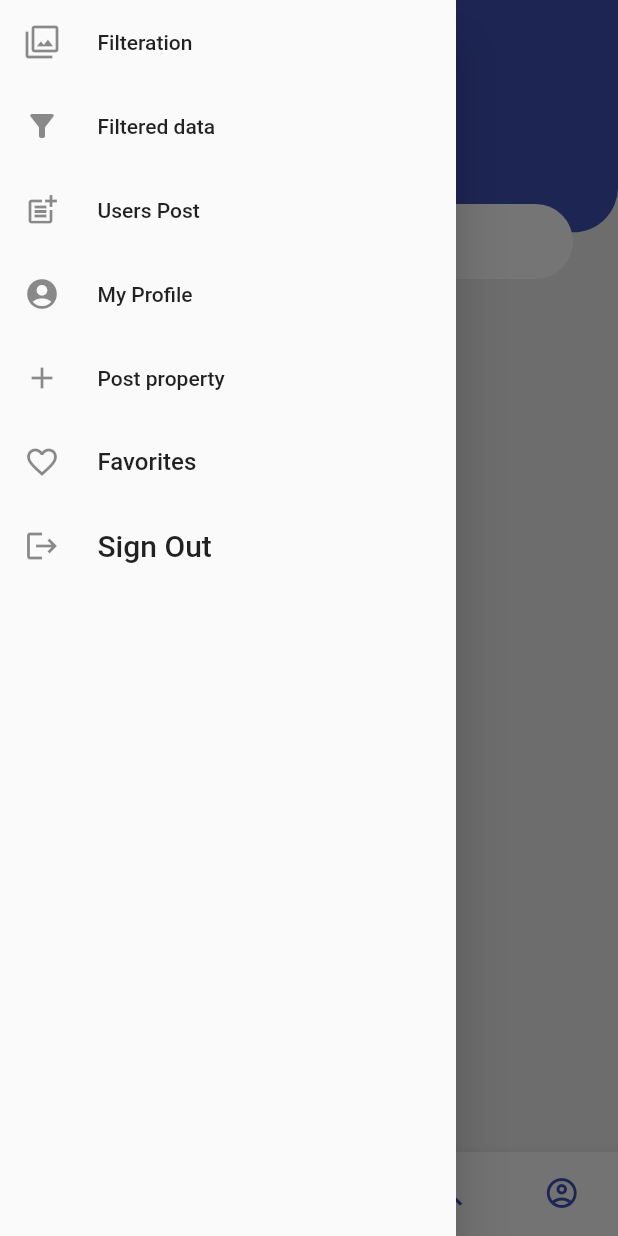
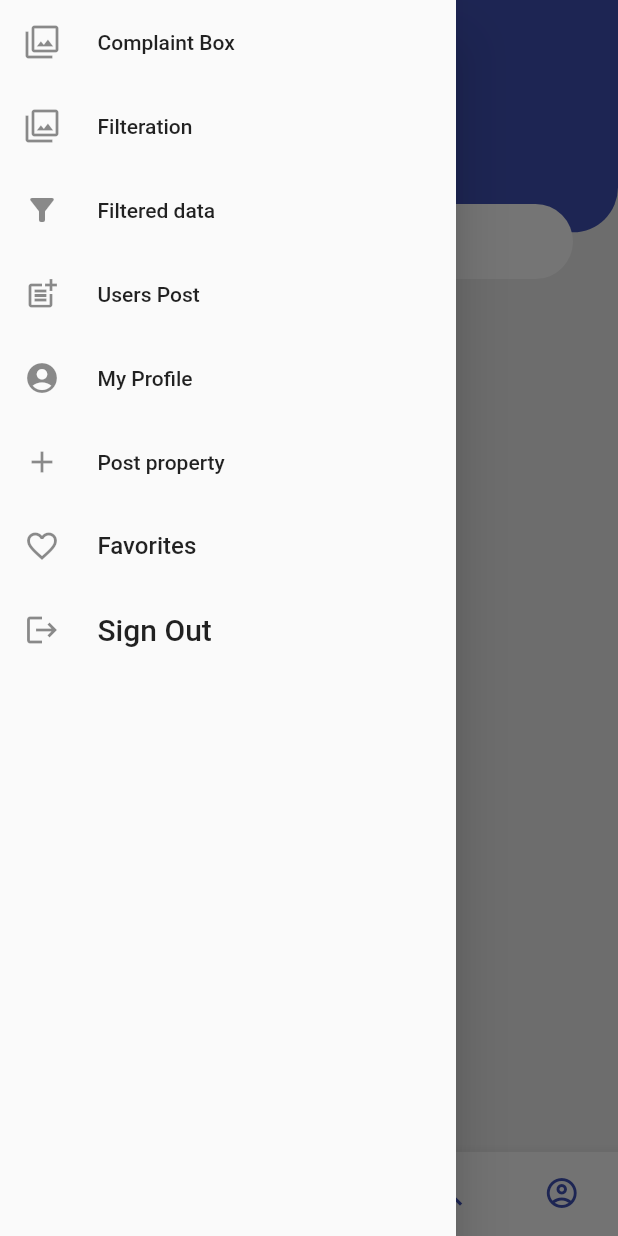
Before and after one commit to smitbhatiya/project, a Flutter app: the Home screen opened directly, with the side drawer open, on a phone screen of 412 x 824 dp. Run offline on Flutter 3.47's test engine with Material 2 defaults, Android fonts, the phone set to English and light mode, and no system bars; our stand-ins replace carousel_slider, cloud_firestore, firebase_auth, firebase_core, firebase_storage, image_picker and 1 more; missing offline and left inert: favorite_button, flutter_email_sender, flutter_mailer, rate_my_app; accounts and stored records are empty.

Commit message:
22-4-2021 update

```diff
--- a/lib/home_page.dart
+++ b/lib/home_page.dart
@@ -5,6 +5,7 @@ import 'package:flutter/cupertino.dart';
 import 'package:flutter/material.dart';
 import 'package:flutter_app_with_firebase/Model/call_images.dart';
 import 'package:flutter_app_with_firebase/Model/multiple_image.dart';
+import 'package:flutter_app_with_firebase/Pages/complaint_page.dart';
 import 'package:flutter_app_with_firebase/Pages/favorite_page.dart';
 import 'package:flutter_app_with_firebase/Pages/favorites_list_page.dart';
 import 'package:flutter_app_with_firebase/Pages/filter_data.dart';
@@ -16,6 +17,7 @@ import 'package:flutter_app_with_firebase/Pages/property_detail.dart';
 import 'package:flutter_app_with_firebase/Pages/search_page.dart';
 import 'package:flutter_app_with_firebase/Search_Function/search_list.dart';
 import 'package:flutter_app_with_firebase/login_page.dart';
+import 'package:rate_my_app/rate_my_app.dart';
 
 import 'Model/favorite_button.dart';
 import 'login_page.dart';
@@ -49,6 +51,83 @@ class _HomeState extends State<Home> {
   void _onItemTapped(int index) {
     setState(() {
       _selectedIndex = index;
+    });
+  }
+
+  RateMyApp rateMyApp = RateMyApp(
+    preferencesPrefix: 'rateMyApp_',
+    minDays: 0,
+    minLaunches: 2,
+    remindDays: 0,
+    remindLaunches: 3,
+    // appStoreIdentifier: '',
+    // googlePlayIdentifier: '',
+  );
+
+  @override
+  void initState() {
+    // TODO: implement initState
+    super.initState();
+    rateMyApp.init().then((_) {
+      if (rateMyApp.shouldOpenDialog) {
+        rateMyApp.showRateDialog(
+          context,
+          title: 'Rate this app', // The dialog title.
+          message: 'Help us to improve our app.', // The dialog message.
+          rateButton: 'RATE', // The dialog "rate" button text.
+          noButton: 'NO THANKS', // The dialog "no" button text.
+          laterButton: 'MAYBE LATER', // The dialog "later" button text.
+          listener: (button) { // The button click listener (useful if you want to cancel the click event).
+            switch(button) {
+              case RateMyAppDialogButton.rate:
+                print('Clicked on "Rate".');
+                break;
+              case RateMyAppDialogButton.later:
+                print('Clicked on "Later".');
+                break;
+              case RateMyAppDialogButton.no:
+                print('Clicked on "No".');
+                break;
+            }
+
+            return true; // Return false if you want to cancel the click event.
+          },
+          dialogStyle: const DialogStyle(), // Custom dialog styles.
+          onDismissed: () => rateMyApp.callEvent(RateMyAppEventType.laterButtonPressed), // Called when the user dismissed the dialog (either by taping outside or by pressing the "back" button).
+          // contentBuilder: (context, defaultContent) => content, // This one allows you to change the default dialog content.
+          // actionsBuilder: (context) => [], // This one allows you to use your own buttons.
+        );
+        // Or if you prefer to show a star rating bar (powered by `flutter_rating_bar`) :
+
+        // rateMyApp.showStarRateDialog(
+        //   context,
+        //   title: 'Rate this app', // The dialog title.
+        //   message: 'You like this app ? Then take a little bit of your time to leave a rating :', // The dialog message.
+        //   // contentBuilder: (context, defaultContent) => content, // This one allows you to change the default dialog content.
+        //   actionsBuilder: (context, stars) { // Triggered when the user updates the star rating.
+        //     return [ // Return a list of actions (that will be shown at the bottom of the dialog).
+        //       FlatButton(
+        //         child: Text('OK'),
+        //         onPressed: () async {
+        //           print('Thanks for the ' + (stars == null ? '0' : stars.round().toString()) + ' star(s) !');
+        //           // You can handle the result as you want (for instance if the user puts 1 star then open your contact page, if he puts more then open the store page, etc...).
+        //           // This allows to mimic the behavior of the default "Rate" button. See "Advanced > Broadcasting events" for more information :
+        //           await rateMyApp.callEvent(RateMyAppEventType.rateButtonPressed);
+        //           Navigator.pop<RateMyAppDialogButton>(context, RateMyAppDialogButton.rate);
+        //         },
+        //       ),
+        //     ];
+        //   },
+        // //Set to false if you want to show the Apple's native app rating dialog on iOS or Google's native app rating dialog (depends on the current Platform).
+        // dialogStyle: const DialogStyle( // Custom dialog styles.
+        //   titleAlign: TextAlign.center,
+        //   messageAlign: TextAlign.center,
+        //   messagePadding: EdgeInsets.only(bottom: 20),
+        // ),
+        // starRatingOptions: const StarRatingOptions(), // Custom star bar rating options.
+        // onDismissed: () => rateMyApp.callEvent(RateMyAppEventType.laterButtonPressed), // Called when the user dismissed the dialog (either by taping outside or by pressing the "back" button).
+        // );
+      }
     });
   }
 
@@ -93,6 +172,16 @@ class _HomeState extends State<Home> {
       drawer: Drawer(
         child: ListView(
           children: [
+            ListTile(
+              title: Row(
+                children: [
+                  Icon(Icons.filter),
+                  SizedBox(width: 25),
+                  Text("Complaint Box")
+                ],
+              ),
+              onTap: () => Navigator.push(context, MaterialPageRoute(builder: (context) => Complaint_Box_Page())),
+            ),
             ListTile(
               title: Row(
                 children: [
--- a/pubspec.yaml
+++ b/pubspec.yaml
@@ -43,6 +43,9 @@ dependencies:
   eva_icons_flutter: ^2.0.1
   multi_image_picker: ^4.7.15
   firebase_picture_uploader: ^1.1.0
+  flutter_mailer: ^1.0.1
+  flutter_email_sender: ^3.0.0
+  rate_my_app: ^0.6.0+3
 
 
 dev_dependencies:
```
Also changed, not shown: lib/Pages/complaint_page.dart (added, +86 -0 lines), lib/login_page.dart (+15 -2 lines), pubspec.lock.
